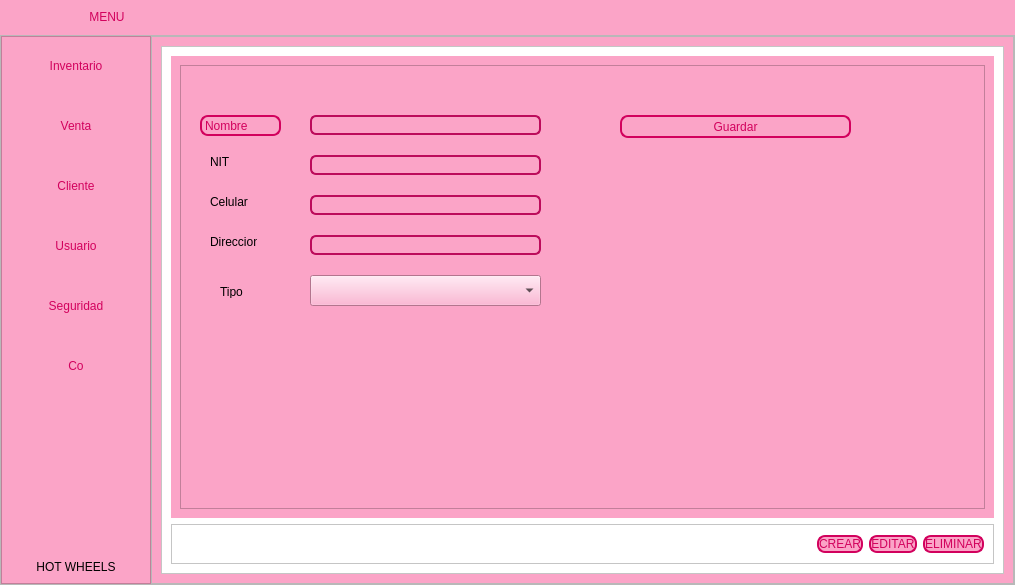
Above: View/menu.ui from AnderNoleon/proyecto_carro before the change. Below: the same form after it.
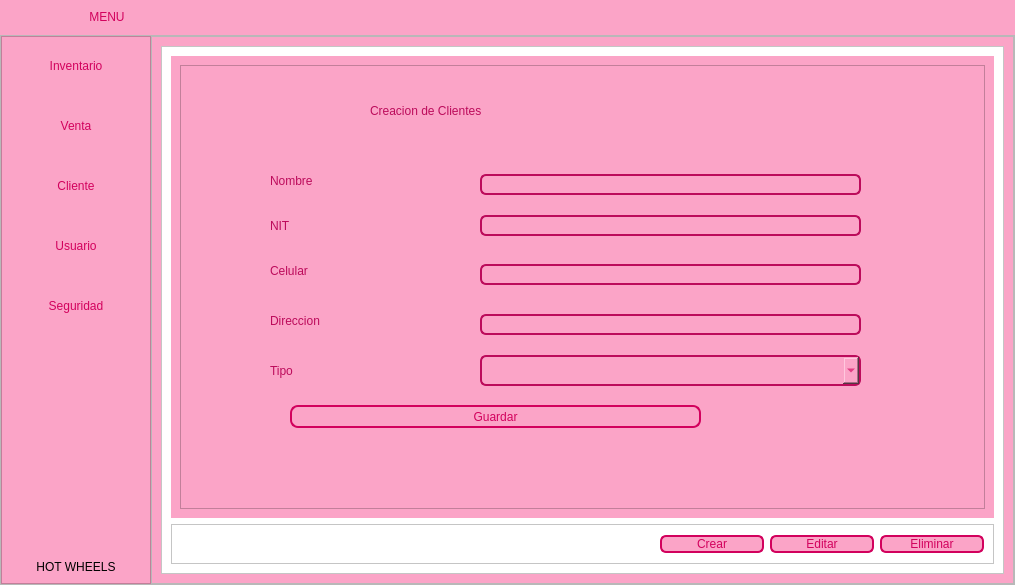
That is the form after the change. The open tabs and pages were chosen to show the change. Icons and pictures are not drawn.

Commit message: edicion de diseño

Diff of the .ui file:
```diff
--- a/View/menu.ui
+++ b/View/menu.ui
@@ -529,32 +529,6 @@
             </property>
            </widget>
           </item>
-          <item>
-           <widget class="QPushButton" name="bt_cinco">
-            <property name="minimumSize">
-             <size>
-              <width>0</width>
-              <height>40</height>
-             </size>
-            </property>
-            <property name="styleSheet">
-             <string notr="true">color: #d2015d;</string>
-            </property>
-            <property name="text">
-             <string>Co</string>
-            </property>
-            <property name="icon">
-             <iconset>
-              <normaloff>videojuego.png</normaloff>videojuego.png</iconset>
-            </property>
-            <property name="iconSize">
-             <size>
-              <width>32</width>
-              <height>32</height>
-             </size>
-            </property>
-           </widget>
-          </item>
           <item>
            <spacer name="verticalSpacer">
             <property name="orientation">
@@ -1920,24 +1894,15 @@
                        <widget class="QLabel" name="label_17">
                         <property name="geometry">
                          <rect>
-                          <x>20</x>
-                          <y>50</y>
-                          <width>81</width>
-                          <height>21</height>
+                          <x>90</x>
+                          <y>100</y>
+                          <width>101</width>
+                          <height>31</height>
                          </rect>
                         </property>
                         <property name="styleSheet">
-                         <string notr="true">QLabel {
-border: 2px solid #d2015d;
-border-radius: 8px;
-background-color: #fba4c7;
-font: 87 12pt &quot;Arial Black&quot;;
-color: #d2015d;
-}
-QLabel:hover {
-background-color: white;
-font: 87 12pt &quot;Arial Black&quot;;
-}</string>
+                         <string notr="true">color: rgb(188, 11, 91);
+font: 75 16pt &quot;Orbitron&quot;;</string>
                         </property>
                         <property name="text">
                          <string>Nombre</string>
@@ -1946,10 +1911,10 @@
                        <widget class="QLineEdit" name="txt_nombre_cliente">
                         <property name="geometry">
                          <rect>
-                          <x>130</x>
-                          <y>50</y>
-                          <width>231</width>
-                          <height>20</height>
+                          <x>300</x>
+                          <y>109</y>
+                          <width>381</width>
+                          <height>21</height>
                          </rect>
                         </property>
                         <property name="styleSheet">
@@ -1965,9 +1930,9 @@
                        <widget class="QPushButton" name="bt_guardar_cliente">
                         <property name="geometry">
                          <rect>
-                          <x>440</x>
-                          <y>50</y>
-                          <width>231</width>
+                          <x>110</x>
+                          <y>340</y>
+                          <width>411</width>
                           <height>23</height>
                          </rect>
                         </property>
@@ -1996,12 +1961,16 @@
                        <widget class="QLabel" name="label_18">
                         <property name="geometry">
                          <rect>
-                          <x>30</x>
-                          <y>90</y>
-                          <width>47</width>
-                          <height>13</height>
+                          <x>90</x>
+                          <y>150</y>
+                          <width>71</width>
+                          <height>21</height>
                          </rect>
                         </property>
+                        <property name="styleSheet">
+                         <string notr="true">color: rgb(188, 11, 91);
+font: 75 16pt &quot;Orbitron&quot;;</string>
+                        </property>
                         <property name="text">
                          <string>NIT</string>
                         </property>
@@ -2009,10 +1978,10 @@
                        <widget class="QLineEdit" name="txt_nit">
                         <property name="geometry">
                          <rect>
-                          <x>130</x>
-                          <y>90</y>
-                          <width>231</width>
-                          <height>20</height>
+                          <x>300</x>
+                          <y>150</y>
+                          <width>381</width>
+                          <height>21</height>
                          </rect>
                         </property>
                         <property name="styleSheet">
@@ -2031,10 +2000,10 @@
                        <widget class="QLineEdit" name="txt_celular">
                         <property name="geometry">
                          <rect>
-                          <x>130</x>
-                          <y>130</y>
-                          <width>231</width>
-                          <height>20</height>
+                          <x>300</x>
+                          <y>199</y>
+                          <width>381</width>
+                          <height>21</height>
                          </rect>
                         </property>
                         <property name="styleSheet">
@@ -2053,10 +2022,10 @@
                        <widget class="QLineEdit" name="txt_direccion">
                         <property name="geometry">
                          <rect>
-                          <x>130</x>
-                          <y>170</y>
-                          <width>231</width>
-                          <height>20</height>
+                          <x>300</x>
+                          <y>249</y>
+                          <width>381</width>
+                          <height>21</height>
                          </rect>
                         </property>
                         <property name="styleSheet">
@@ -2072,12 +2041,16 @@
                        <widget class="QLabel" name="label_19">
                         <property name="geometry">
                          <rect>
-                          <x>30</x>
-                          <y>130</y>
-                          <width>47</width>
-                          <height>13</height>
+                          <x>90</x>
+                          <y>190</y>
+                          <width>101</width>
+                          <height>31</height>
                          </rect>
                         </property>
+                        <property name="styleSheet">
+                         <string notr="true">color: rgb(188, 11, 91);
+font: 75 16pt &quot;Orbitron&quot;;</string>
+                        </property>
                         <property name="text">
                          <string>Celular</string>
                         </property>
@@ -2085,12 +2058,16 @@
                        <widget class="QLabel" name="label_20">
                         <property name="geometry">
                          <rect>
-                          <x>30</x>
-                          <y>170</y>
-                          <width>47</width>
-                          <height>13</height>
+                          <x>90</x>
+                          <y>240</y>
+                          <width>121</width>
+                          <height>31</height>
                          </rect>
                         </property>
+                        <property name="styleSheet">
+                         <string notr="true">color: rgb(188, 11, 91);
+font: 75 16pt &quot;Orbitron&quot;;</string>
+                        </property>
                         <property name="text">
                          <string>Direccion</string>
                         </property>
@@ -2098,8 +2075,8 @@
                        <widget class="QLineEdit" name="txt_tipo">
                         <property name="geometry">
                          <rect>
-                          <x>140</x>
-                          <y>220</y>
+                          <x>370</x>
+                          <y>290</y>
                           <width>16</width>
                           <height>16</height>
                          </rect>
@@ -2117,12 +2094,16 @@
                        <widget class="QLabel" name="label_21">
                         <property name="geometry">
                          <rect>
-                          <x>40</x>
-                          <y>220</y>
-                          <width>47</width>
-                          <height>13</height>
+                          <x>90</x>
+                          <y>290</y>
+                          <width>81</width>
+                          <height>31</height>
                          </rect>
                         </property>
+                        <property name="styleSheet">
+                         <string notr="true">color: rgb(188, 11, 91);
+font: 75 16pt &quot;Orbitron&quot;;</string>
+                        </property>
                         <property name="text">
                          <string>Tipo</string>
                         </property>
@@ -2130,12 +2111,21 @@
                        <widget class="QComboBox" name="cb_tipo">
                         <property name="geometry">
                          <rect>
-                          <x>130</x>
-                          <y>210</y>
-                          <width>231</width>
+                          <x>300</x>
+                          <y>290</y>
+                          <width>381</width>
                           <height>31</height>
                          </rect>
                         </property>
+                        <property name="styleSheet">
+                         <string notr="true">QComboBox{
+border: 2px solid #bc0b5b;
+border-radius: 6px;
+color: rgb(210, 1, 93);
+background-color:rgb(251, 164, 199);
+font: 75 10pt&quot;Times New Roman&quot;;
+}</string>
+                        </property>
                         <item>
                          <property name="text">
                           <string/>
@@ -2162,6 +2152,23 @@
                          </property>
                         </item>
                        </widget>
+                       <widget class="QLabel" name="label_22">
+                        <property name="geometry">
+                         <rect>
+                          <x>190</x>
+                          <y>20</y>
+                          <width>391</width>
+                          <height>51</height>
+                         </rect>
+                        </property>
+                        <property name="styleSheet">
+                         <string notr="true">color: rgb(188, 11, 91);
+font: 75 20pt &quot;Orbitron&quot;;</string>
+                        </property>
+                        <property name="text">
+                         <string>Creacion de Clientes</string>
+                        </property>
+                       </widget>
                       </widget>
                      </item>
                     </layout>
@@ -2408,64 +2415,57 @@
                     <item>
                      <widget class="QPushButton" name="btn_crear_cliente">
                       <property name="styleSheet">
-                       <string notr="true">
-QPushButton{
-border: 2px solid #d2015d;
-border-radius: 8px;
-
-background-color: #fba4c7;
-font: 87 12pt &quot;Arial Black&quot;;
-color: #d2015d;
+                       <string notr="true">QPushButton{
+    border: 2px solid #d2015d;
+    border-radius: 6px;
+    background-color: #fba4c7;
+    font: 60 10pt &quot;Arial Black&quot;;
+    color: #d2015d;
+    min-width: 100px;
 }
 QPushButton:hover{
 background-color: white;
 font: 87 12pt &quot;Arial Black&quot;;
 }
-
-
 </string>
                       </property>
                       <property name="text">
-                       <string>CREAR</string>
+                       <string>Crear</string>
                       </property>
                      </widget>
                     </item>
                     <item>
                      <widget class="QPushButton" name="btn_editar_cliente">
                       <property name="styleSheet">
-                       <string notr="true">
-QPushButton{
-border: 2px solid #d2015d;
-border-radius: 8px;
-
-background-color: #fba4c7;
-font: 87 12pt &quot;Arial Black&quot;;
-color: #d2015d;
+                       <string notr="true">QPushButton{
+    border: 2px solid #d2015d;
+    border-radius: 6px;
+    background-color: #fba4c7;
+    font: 60 10pt &quot;Arial Black&quot;;
+    color: #d2015d;
+    min-width: 100px;
 }
 QPushButton:hover{
 background-color: white;
 font: 87 12pt &quot;Arial Black&quot;;
 }
-
-
 </string>
                       </property>
                       <property name="text">
-                       <string>EDITAR</string>
+                       <string>Editar</string>
                       </property>
                      </widget>
                     </item>
                     <item>
                      <widget class="QPushButton" name="btn_eliminar_cliente">
                       <property name="styleSheet">
-                       <string notr="true">
-QPushButton{
-border: 2px solid #d2015d;
-border-radius: 8px;
-
-background-color: #fba4c7;
-font: 87 12pt &quot;Arial Black&quot;;
-color: #d2015d;
+                       <string notr="true">QPushButton{
+    border: 2px solid #d2015d;
+    border-radius: 6px;
+    background-color: #fba4c7;
+    font: 60 10pt &quot;Arial Black&quot;;
+    color: #d2015d;
+    min-width: 100px;
 }
 QPushButton:hover{
 background-color: white;
@@ -2476,7 +2476,7 @@
 </string>
                       </property>
                       <property name="text">
-                       <string>ELIMINAR</string>
+                       <string>Eliminar</string>
                       </property>
                      </widget>
                     </item>
```
Left out of the diff: 549 changed lines with no effect on the pictures. The commit also changes 1 other file.
